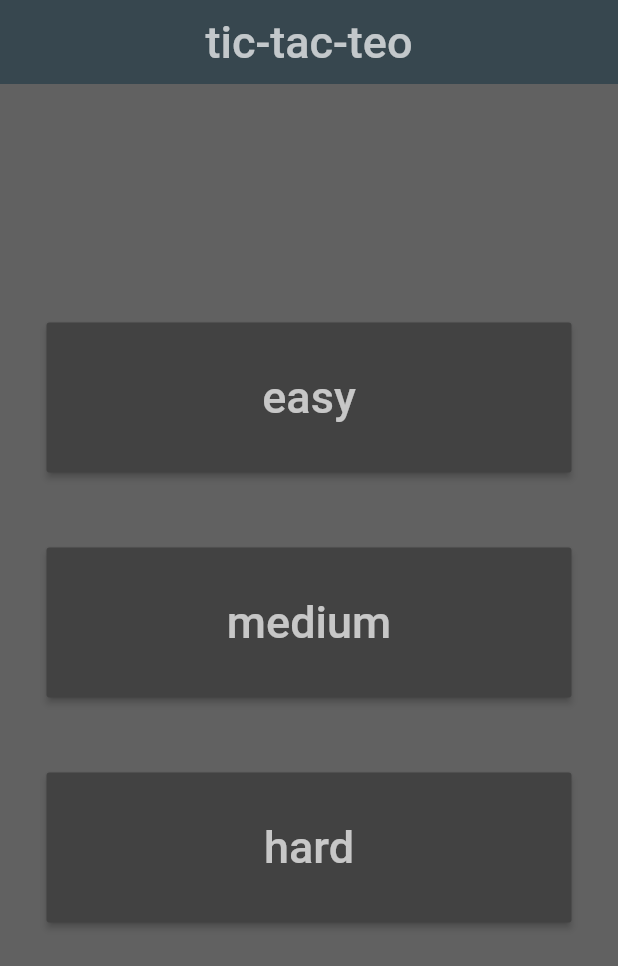
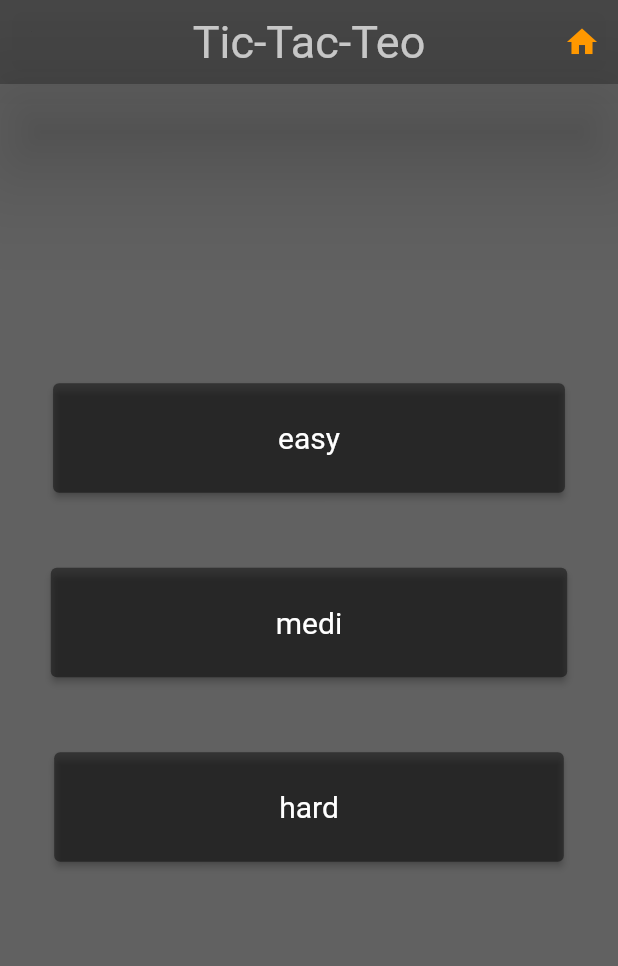
Before and after one commit to Parisa-arabi/-tic-tac-teo, a Flutter app: the screen it shows after launch, on a phone screen of 412 x 824 dp. Shown: the top 966 px of the screen. Run offline on Flutter 3.47's test engine with Material 2 defaults, Android fonts, the phone set to English and light mode, and no system bars.

Commit message:
Themes added

```diff
--- a/lib/home_page.dart
+++ b/lib/home_page.dart
@@ -8,99 +8,53 @@ class homepage extends StatelessWidget {
 
   @override
   Widget build(BuildContext context) {
-    return  MaterialApp(
-      debugShowCheckedModeBanner: false,
-      home: Scaffold(
+    return Scaffold(
         appBar: AppBar(
-          title: const Text(
-            "tic-tac-teo",
-            style: TextStyle(
-              color: Colors.white70,
-              fontSize: 30,
+          title: Text('Tic-Tac-Teo',
+          style: Theme.of(context).appBarTheme.titleTextStyle,
           ),
-          ),
-          elevation: 0,
-          centerTitle: true,
-          backgroundColor: Colors.blueGrey[800],
+          actions: [
+            IconButton(onPressed: (){}, icon: const Icon(Icons.home)),
+          ],
         ),
         body:Center(
           child:Column(
             mainAxisAlignment: MainAxisAlignment.center,
             children: [
-              ButtonTheme(
-                minWidth: 350,
-                height: 100,
-                child:RaisedButton(
-                  color: Colors.grey[800],
-                  onPressed: () {
+             ElevatedButton(onPressed: (){
                Navigator.push(
                  context,
-                      MaterialPageRoute(builder: (context)=>easy()),
+                 MaterialPageRoute(builder: (context)=>const easy()),
                );
              },
-                  child: const Text(
-                    'easy',
-                    style: TextStyle(
-                      color: Colors.white70,
-                      fontSize: 30,
+               style: const ButtonStyle(),
+               child: const Text('easy'),
              ),
-                  ),
-                ),
-              ),
-              const SizedBox(
-                height: 50,
-              ),
-              ButtonTheme(
-                minWidth: 350,
-                height: 100,
-                child:RaisedButton(
-                  color: Colors.grey[800],
-                  onPressed: () {
+              const SizedBox(height: 50),
+              ElevatedButton(onPressed: (){
                 Navigator.push(
                   context,
-                      MaterialPageRoute(builder: (context)=>medium()),
+                  MaterialPageRoute(builder: (context)=> const medium()),
                 );
               },
-                  child:const Text(
-                    'medium',
-                    style: TextStyle(
-                      color: Colors.white70,
-                      fontSize: 30,
+                style: const ButtonStyle(),
+                child: const Text('medi'),
               ),
-                  ),
-                ),
-              ),
-              const SizedBox(
-                height: 50,
-              ),
-              ButtonTheme(
-                minWidth: 350,
-                height: 100,
-                child:RaisedButton(
-                  color: Colors.grey[800],
-                  onPressed: () {
+              const SizedBox(height: 50),
+              ElevatedButton(onPressed: (){
                 Navigator.push(
                   context,
-                        MaterialPageRoute(builder: (context)=>hard()),
+                  MaterialPageRoute(builder: (context)=> const hard()),
                 );
               },
-                  child:const Text(
-                    'hard',
-                    style: TextStyle(
-                      color: Colors.white70,
-                      fontSize: 30,
+                style: const ButtonStyle(),
+                child: const Text('hard'),
               ),
-                  ),
-                ),
-              ),
-              const SizedBox(
-                height: 50,
-              ),
+              const SizedBox(height: 50),
             ],
           ),
         ),
         backgroundColor: Colors.grey[700],
-      ),
     );
   }
 }
--- a/lib/main.dart
+++ b/lib/main.dart
@@ -1,6 +1,5 @@
 import 'package:flutter/material.dart';
 import 'package:tic_tac_teo/home_page.dart';
-import 'easy.dart';
 
 void main()=>runApp(myapp());
 class myapp extends StatefulWidget {
@@ -15,7 +14,30 @@ class _myappState extends State<myapp> {
   Widget build(BuildContext context) {
    return MaterialApp(
      debugShowCheckedModeBanner: false,
-     home: homepage(),
+     title: 'title',
+     theme: ThemeData(
+       appBarTheme: const AppBarTheme(
+         backgroundColor: Colors.black26,
+         //applied back icon
+         iconTheme: IconThemeData(color: Colors.orange),
+         //applied the action buttons on the right side
+         actionsIconTheme: IconThemeData(color: Colors.orange),
+         centerTitle: true,
+         elevation: 30,
+         titleTextStyle: TextStyle(color: Colors.white70,fontSize: 30),
+       ),
+       elevatedButtonTheme: ElevatedButtonThemeData(
+         style: ElevatedButton.styleFrom(
+           primary: Colors.black45,
+           padding: const EdgeInsets.symmetric(horizontal: 150,vertical: 25),
+           textStyle:const TextStyle(
+             color: Colors.white70,
+             fontSize: 20,
+           ),
+         ),
+       ),
+     ),
+     home:const homepage(),
    );
   }
 }
```
Also changed, not shown: lib/easy.dart (+6 -27 lines), lib/hard.dart (+6 -25 lines), lib/medium.dart (+6 -24 lines). Lines whose indentation alone changed are shown as unchanged.
